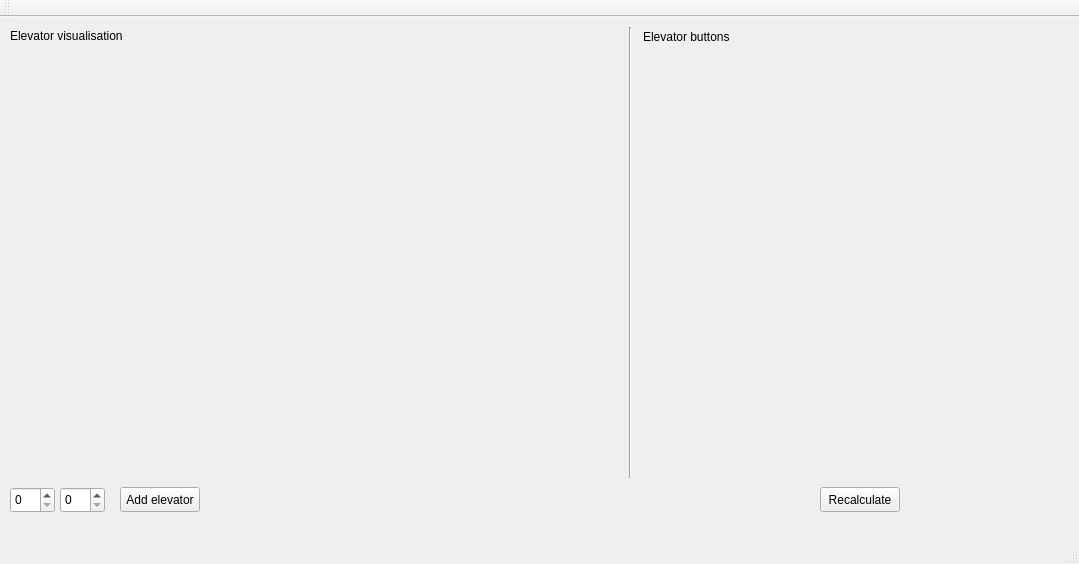
Qt form elevatormanager.ui (folfix/elevator-manager) before a commit.
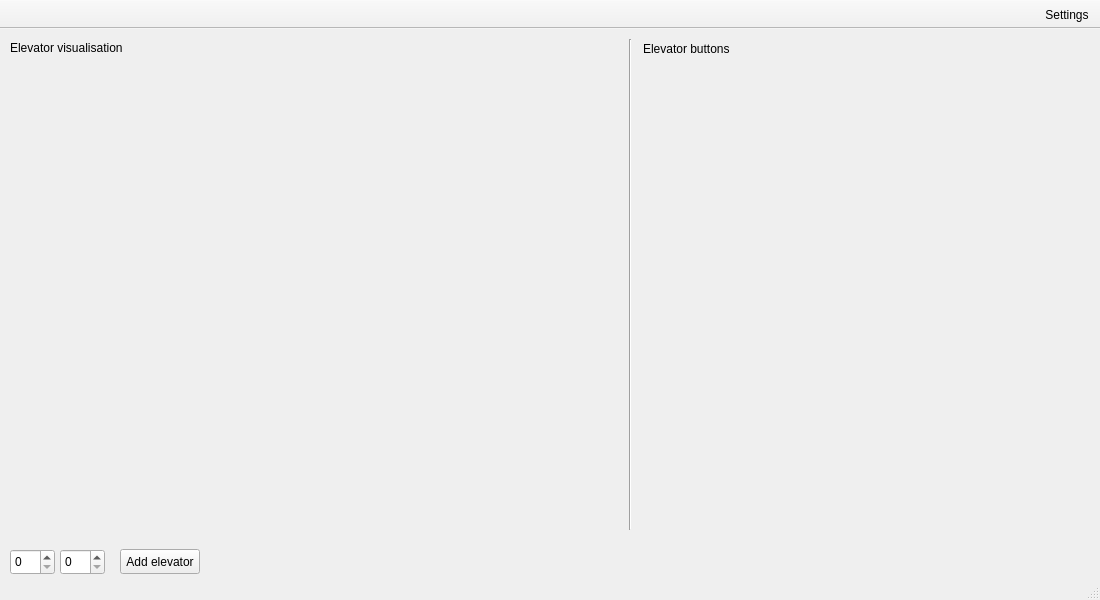
The same form after that commit.

Commit message: Reordered buttons

```diff
--- a/elevatormanager.ui
+++ b/elevatormanager.ui
@@ -6,8 +6,8 @@
    <rect>
     <x>0</x>
     <y>0</y>
-    <width>1079</width>
-    <height>564</height>
+    <width>1100</width>
+    <height>600</height>
    </rect>
   </property>
   <property name="windowTitle">
@@ -18,9 +18,9 @@
     <property name="geometry">
      <rect>
       <x>10</x>
-      <y>30</y>
+      <y>40</y>
       <width>611</width>
-      <height>431</height>
+      <height>471</height>
      </rect>
     </property>
     <layout class="QHBoxLayout" name="elevatorsView"/>
@@ -30,30 +30,17 @@
      <rect>
       <x>640</x>
       <y>30</y>
-      <width>431</width>
-      <height>431</height>
+      <width>451</width>
+      <height>491</height>
      </rect>
     </property>
     <layout class="QVBoxLayout" name="buttonsView"/>
    </widget>
-   <widget class="QPushButton" name="recalculateFloors">
-    <property name="geometry">
-     <rect>
-      <x>820</x>
-      <y>470</y>
-      <width>80</width>
-      <height>25</height>
-     </rect>
-    </property>
-    <property name="text">
-     <string>Recalculate</string>
-    </property>
-   </widget>
    <widget class="QSpinBox" name="minFloorInput">
     <property name="geometry">
      <rect>
       <x>10</x>
-      <y>470</y>
+      <y>520</y>
       <width>45</width>
       <height>26</height>
      </rect>
@@ -63,7 +50,7 @@
     <property name="geometry">
      <rect>
       <x>60</x>
-      <y>470</y>
+      <y>520</y>
       <width>45</width>
       <height>26</height>
      </rect>
@@ -73,7 +60,7 @@
     <property name="geometry">
      <rect>
       <x>120</x>
-      <y>470</y>
+      <y>520</y>
       <width>80</width>
       <height>25</height>
      </rect>
@@ -88,7 +75,7 @@
       <x>620</x>
       <y>10</y>
       <width>20</width>
-      <height>451</height>
+      <height>491</height>
      </rect>
     </property>
     <property name="orientation">
@@ -133,14 +120,32 @@
    </property>
   </widget>
   <widget class="QToolBar" name="mainToolBar">
+   <property name="layoutDirection">
+    <enum>Qt::RightToLeft</enum>
+   </property>
+   <property name="movable">
+    <bool>false</bool>
+   </property>
+   <property name="allowedAreas">
+    <set>Qt::NoToolBarArea</set>
+   </property>
+   <property name="floatable">
+    <bool>false</bool>
+   </property>
    <attribute name="toolBarArea">
     <enum>TopToolBarArea</enum>
    </attribute>
    <attribute name="toolBarBreak">
     <bool>false</bool>
    </attribute>
+   <addaction name="settingsButton"/>
   </widget>
   <widget class="QStatusBar" name="statusBar"/>
+  <action name="settingsButton">
+   <property name="text">
+    <string>Settings</string>
+   </property>
+  </action>
  </widget>
  <layoutdefault spacing="6" margin="11"/>
  <resources/>
```
Left out of the diff: 10 changed lines with no effect on the pictures. The commit also changes 3 other files.
